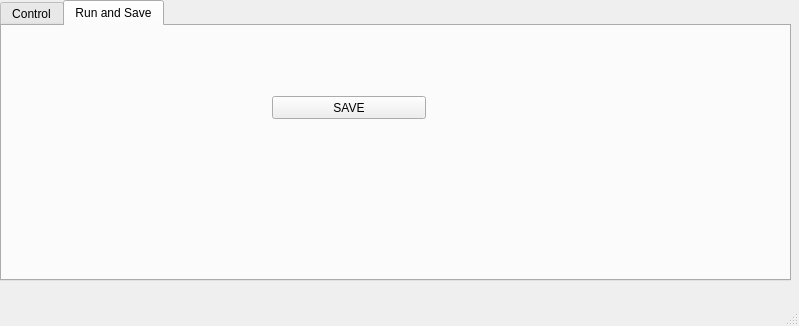
Before: the Qt Designer form isoi_window.ui in JohnstonLab/OMMI, drawn with Qt 5.
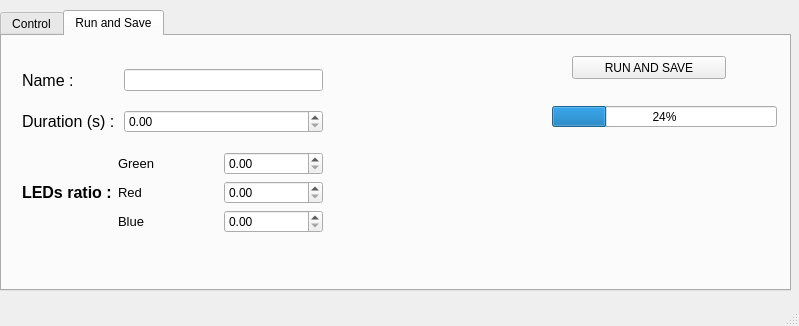
After: the same form once the commit is applied. The open tabs and pages were chosen to show the change.

What changed in the file:
```diff
--- a/isoi_window.ui
+++ b/isoi_window.ui
@@ -18,7 +18,7 @@
     <property name="geometry">
      <rect>
       <x>0</x>
-      <y>0</y>
+      <y>10</y>
       <width>791</width>
       <height>281</height>
      </rect>
@@ -235,16 +235,134 @@
      <widget class="QPushButton" name="SaveEBtn">
       <property name="geometry">
        <rect>
-        <x>270</x>
-        <y>70</y>
+        <x>570</x>
+        <y>20</y>
         <width>154</width>
         <height>23</height>
        </rect>
       </property>
       <property name="text">
-       <string>SAVE</string>
+       <string>RUN AND SAVE</string>
       </property>
      </widget>
+     <widget class="QProgressBar" name="progressBar">
+      <property name="geometry">
+       <rect>
+        <x>550</x>
+        <y>70</y>
+        <width>225</width>
+        <height>21</height>
+       </rect>
+      </property>
+      <property name="value">
+       <number>24</number>
+      </property>
+     </widget>
+     <widget class="QWidget" name="">
+      <property name="geometry">
+       <rect>
+        <x>20</x>
+        <y>20</y>
+        <width>301</width>
+        <height>191</height>
+       </rect>
+      </property>
+      <layout class="QGridLayout" name="gridLayout_2">
+       <item row="0" column="0">
+        <widget class="QLabel" name="label_11">
+         <property name="font">
+          <font>
+           <pointsize>12</pointsize>
+          </font>
+         </property>
+         <property name="text">
+          <string>Name :</string>
+         </property>
+        </widget>
+       </item>
+       <item row="0" column="2">
+        <widget class="QLineEdit" name="name"/>
+       </item>
+       <item row="1" column="0" colspan="2">
+        <widget class="QLabel" name="label_4">
+         <property name="font">
+          <font>
+           <pointsize>12</pointsize>
+          </font>
+         </property>
+         <property name="text">
+          <string>Duration (s) :</string>
+         </property>
+        </widget>
+       </item>
+       <item row="1" column="2">
+        <widget class="QDoubleSpinBox" name="dur"/>
+       </item>
+       <item row="2" column="0">
+        <widget class="QLabel" name="label_5">
+         <property name="font">
+          <font>
+           <pointsize>12</pointsize>
+           <weight>75</weight>
+           <bold>true</bold>
+          </font>
+         </property>
+         <property name="text">
+          <string>LEDs ratio :</string>
+         </property>
+        </widget>
+       </item>
+       <item row="2" column="1" colspan="2">
+        <layout class="QGridLayout" name="gridLayout">
+         <item row="0" column="0">
+          <widget class="QLabel" name="label_6">
+           <property name="font">
+            <font>
+             <pointsize>10</pointsize>
+            </font>
+           </property>
+           <property name="text">
+            <string>Green</string>
+           </property>
+          </widget>
+         </item>
+         <item row="0" column="1">
+          <widget class="QDoubleSpinBox" name="gRatio"/>
+         </item>
+         <item row="1" column="0">
+          <widget class="QLabel" name="label_8">
+           <property name="font">
+            <font>
+             <pointsize>10</pointsize>
+            </font>
+           </property>
+           <property name="text">
+            <string>Red</string>
+           </property>
+          </widget>
+         </item>
+         <item row="1" column="1">
+          <widget class="QDoubleSpinBox" name="rRatio"/>
+         </item>
+         <item row="2" column="0">
+          <widget class="QLabel" name="label_9">
+           <property name="font">
+            <font>
+             <pointsize>10</pointsize>
+            </font>
+           </property>
+           <property name="text">
+            <string>Blue</string>
+           </property>
+          </widget>
+         </item>
+         <item row="2" column="1">
+          <widget class="QDoubleSpinBox" name="bRatio"/>
+         </item>
+        </layout>
+       </item>
+      </layout>
+     </widget>
     </widget>
    </widget>
   </widget>
```
Left out of the diff: 8 changed lines with no effect on the pictures.
